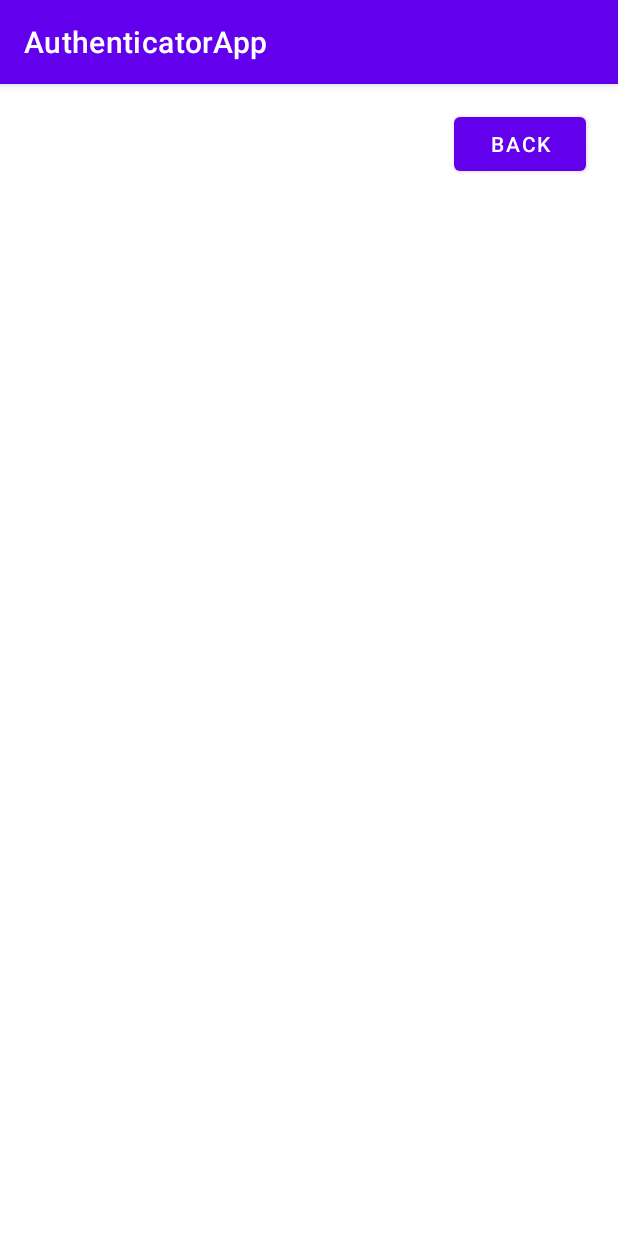
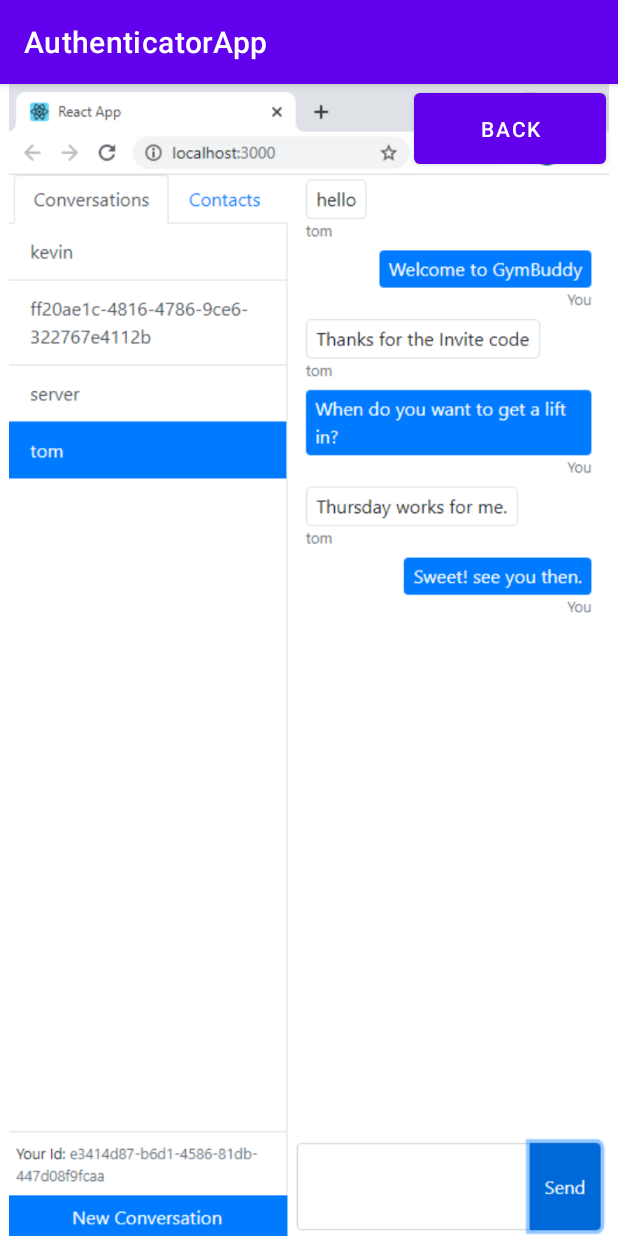
Before and after one commit to WSU-4110/GymBuddy, an Android app: the Messaging screen opened directly, with no data from a screen before it, on a phone screen of 412 x 824 dp. Run offline under Robolectric (Android 15) with nearby library versions, the phone set to English and light mode, and no system bars; Roboto replaces fonts that are not available here.

Commit message:
Added user messaging page

```diff
--- a/app/src/main/java/com/company/authenticatorapp/MainActivity.java
+++ b/app/src/main/java/com/company/authenticatorapp/MainActivity.java
@@ -11,7 +11,10 @@ import com.google.android.gms.auth.api.signin.GoogleSignInAccount;
 import com.google.firebase.auth.FirebaseAuth;
 import com.google.firebase.auth.FirebaseUser;
 
+
 public class MainActivity extends AppCompatActivity{
+
+    public static final String APP_NAME = "Gym Buddy";
 
     private Button button;
 
--- a/app/src/main/res/layout/activity_messaging.xml
+++ b/app/src/main/res/layout/activity_messaging.xml
@@ -6,13 +6,23 @@
     android:layout_height="match_parent"
     tools:context=".Messaging">
 
+    <ImageView
+        android:id="@+id/imageView5"
+        android:layout_width="0dp"
+        android:layout_height="wrap_content"
+        android:src="@drawable/messaging"
+        app:layout_constraintEnd_toEndOf="parent"
+        app:layout_constraintHorizontal_bias="0.0"
+        app:layout_constraintStart_toStartOf="parent"
+        app:layout_constraintTop_toTopOf="parent" />
+
     <Button
         android:id="@+id/button4"
-        android:layout_width="wrap_content"
-        android:layout_height="wrap_content"
-        android:layout_marginTop="16dp"
-        android:layout_marginEnd="21dp"
+        android:layout_width="128dp"
+        android:layout_height="59dp"
+        android:layout_marginEnd="8dp"
         android:text="Back"
         app:layout_constraintEnd_toEndOf="parent"
         app:layout_constraintTop_toTopOf="parent" />
+
 </androidx.constraintlayout.widget.ConstraintLayout>
```
